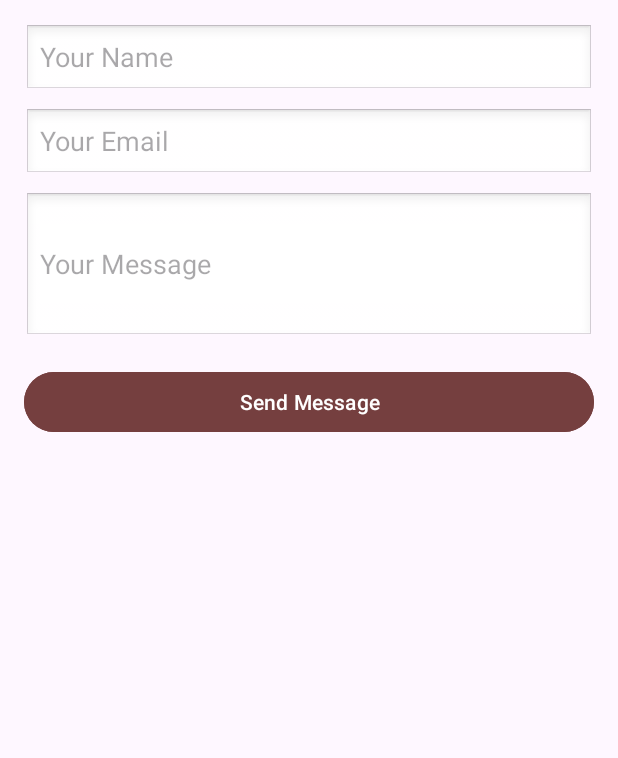
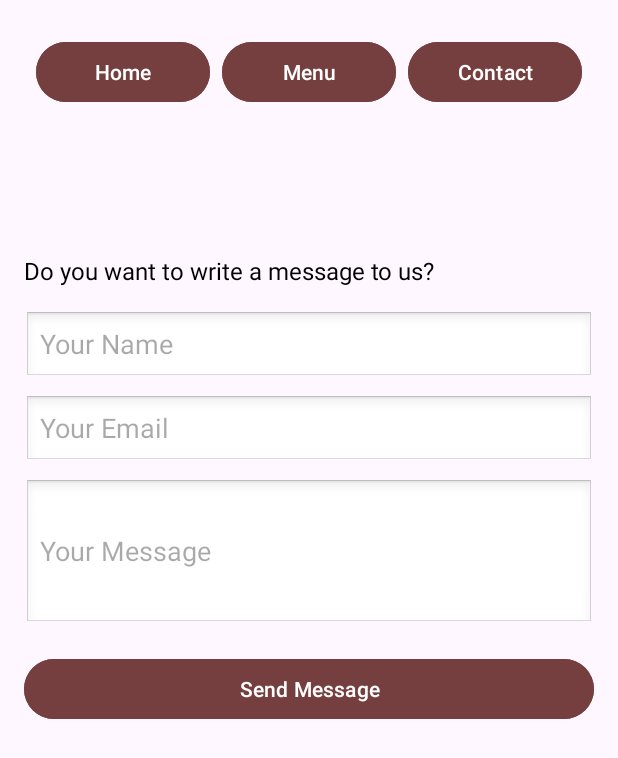
Before and after one commit to ll-dea/PPM2024_Gr03, an Android app: the ContactPage screen opened directly, with no data from a screen before it, on a phone screen of 412 x 824 dp. Shown: the top 758 px of the screen. Run offline under Robolectric (Android 15) with nearby library versions, the phone set to English and light mode, and no system bars; 3 statements that could not run were skipped.

Commit message:
contact page - added to nagivate buttons

```diff
--- a/app/src/main/java/com/example/ppm2024_gr03/ContactPage.java
+++ b/app/src/main/java/com/example/ppm2024_gr03/ContactPage.java
@@ -1,6 +1,10 @@
 package com.example.ppm2024_gr03;
 
+import android.content.Intent;
 import android.os.Bundle;
+import android.view.View;
+import android.widget.Button;
+
 import androidx.appcompat.app.AppCompatActivity;
 
 public class ContactPage extends AppCompatActivity {
@@ -9,5 +13,40 @@ public class ContactPage extends AppCompatActivity {
     protected void onCreate(Bundle savedInstanceState) {
         super.onCreate(savedInstanceState);
         setContentView(R.layout.contactpage);
+
+
+
+        // Set up the buttons and their listeners
+        Button homeButton = findViewById(R.id.buttonHome);
+        Button buyButton = findViewById(R.id.buttonMenu);
+        Button contactButton = findViewById(R.id.buttonContact);
+
+        // Set onClick listeners for each button
+        homeButton.setOnClickListener(new View.OnClickListener() {
+            @Override
+            public void onClick(View v) {
+                // For example, navigate to the home activity
+                // You can start a new activity or update the UI
+                Intent intent = new Intent(BuyPage.this, HomePage.class); // Or the appropriate activity
+                startActivity(intent);
+            }
+        });
+
+        buyButton.setOnClickListener(new View.OnClickListener() {
+            @Override
+            public void onClick(View v) {
+                Intent intent = new Intent(BuyPage.this, BuyPage.class);
+                startActivity(intent);
+            }
+        });
+
+        contactButton.setOnClickListener(new View.OnClickListener() {
+            @Override
+            public void onClick(View v) {
+                // For example, navigate to the Contact activity
+                Intent intent = new Intent(BuyPage.this, ContactPage.class);
+                startActivity(intent);
+            }
+        });
     }
 }
--- a/app/src/main/res/layout/contactpage.xml
+++ b/app/src/main/res/layout/contactpage.xml
@@ -4,6 +4,58 @@
     android:layout_height="match_parent"
     android:orientation="vertical"
     android:padding="16dp">
+
+    <LinearLayout
+        android:layout_width="match_parent"
+        android:layout_height="wrap_content"
+        android:orientation="horizontal"
+        android:weightSum="3"
+        android:padding="8dp"
+        android:layout_marginBottom="16dp">
+
+        <Button
+            android:id="@+id/btn_page1"
+            android:layout_width="0dp"
+            android:layout_height="48dp"
+            android:layout_weight="1"
+            android:text="Home"
+            android:backgroundTint="@color/primary"
+            android:textColor="@android:color/white"/>
+
+        <Button
+            android:id="@+id/btn_page2"
+            android:layout_width="0dp"
+            android:layout_height="48dp"
+            android:layout_weight="1"
+            android:text="Menu"
+            android:layout_marginStart="8dp"
+            android:backgroundTint="@color/primary"
+            android:textColor="@android:color/white" />
+
+        <Button
+            android:id="@+id/btn_page3"
+            android:layout_width="0dp"
+            android:layout_height="48dp"
+            android:layout_weight="1"
+            android:text="Contact"
+            android:layout_marginStart="8dp"
+            android:backgroundTint="@color/primary"
+            android:textColor="@android:color/white" />
+
+    </LinearLayout>
+
+
+    <Space
+        android:layout_width="match_parent"
+        android:layout_height="73dp" />
+
+    <TextView
+        android:layout_width="match_parent"
+        android:layout_height="wrap_content"
+        android:layout_marginBottom="16dp"
+        android:text="Do you want to write a message to us?"
+        android:textColor="@android:color/black"
+        android:textSize="16sp" />
 
     <EditText
         android:id="@+id/et_name"
@@ -39,5 +91,6 @@
         android:text="Send Message"
         android:layout_marginTop="16dp"
         android:backgroundTint="@color/primary"
-        android:textColor="@android:color/white"/>
+        android:textColor="@android:color/white" />
+
 </LinearLayout>
```
